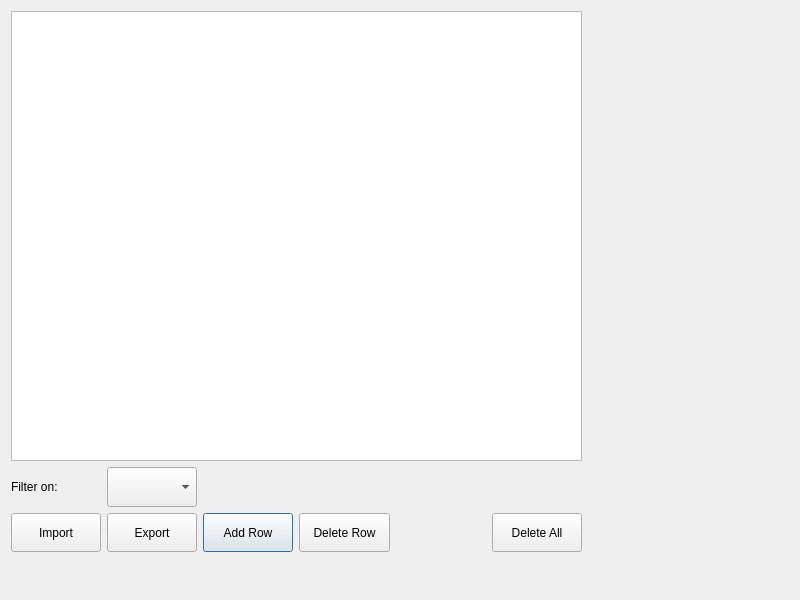
Qt form src/QtTSAbands.ui (g4ixt/QtTinySA) before a commit.
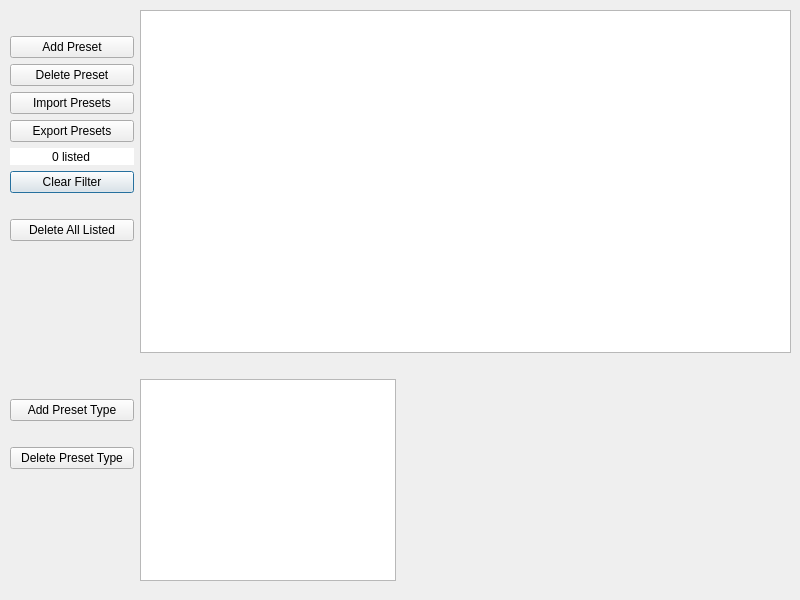
The same form after that commit.

What changed in the file:
```diff
--- a/src/QtTSAbands.ui
+++ b/src/QtTSAbands.ui
@@ -16,28 +16,42 @@
   <widget class="QWidget" name="layoutWidget">
    <property name="geometry">
     <rect>
-     <x>11</x>
-     <y>11</y>
-     <width>571</width>
-     <height>581</height>
+     <x>10</x>
+     <y>10</y>
+     <width>781</width>
+     <height>571</height>
     </rect>
    </property>
    <layout class="QGridLayout" name="gridLayout">
-    <item row="4" column="3">
-     <spacer name="verticalSpacer">
+    <item row="7" column="0">
+     <widget class="QPushButton" name="clearFilter">
+      <property name="text">
+       <string>Clear Filter</string>
+      </property>
+     </widget>
+    </item>
+    <item row="8" column="0">
+     <widget class="QLabel" name="label_4">
+      <property name="text">
+       <string/>
+      </property>
+     </widget>
+    </item>
+    <item row="12" column="0">
+     <spacer name="horizontalSpacer_5">
       <property name="orientation">
-       <enum>Qt::Vertical</enum>
+       <enum>Qt::Horizontal</enum>
       </property>
       <property name="sizeHint" stdset="0">
        <size>
-        <width>20</width>
-        <height>40</height>
+        <width>40</width>
+        <height>20</height>
        </size>
       </property>
      </spacer>
     </item>
-    <item row="0" column="0" rowspan="2" colspan="6">
-     <widget class="QTableView" name="freqBands">
+    <item row="0" column="1" rowspan="12" colspan="6">
+     <widget class="QTableView" name="freqTable">
       <property name="sizePolicy">
        <sizepolicy hsizetype="Expanding" vsizetype="Expanding">
         <horstretch>0</horstretch>
@@ -47,47 +61,141 @@
       <property name="minimumSize">
        <size>
         <width>0</width>
-        <height>450</height>
+        <height>300</height>
        </size>
       </property>
      </widget>
     </item>
-    <item row="3" column="2">
-     <widget class="QPushButton" name="addRow">
+    <item row="15" column="0">
+     <widget class="QLabel" name="label_3">
+      <property name="text">
+       <string/>
+      </property>
+     </widget>
+    </item>
+    <item row="14" column="0">
+     <widget class="QPushButton" name="addPsType">
       <property name="enabled">
        <bool>true</bool>
       </property>
       <property name="sizePolicy">
-       <sizepolicy hsizetype="Expanding" vsizetype="Expanding">
+       <sizepolicy hsizetype="Minimum" vsizetype="Minimum">
         <horstretch>0</horstretch>
         <verstretch>0</verstretch>
        </sizepolicy>
       </property>
       <property name="text">
-       <string>Add Row</string>
+       <string>Add Preset Type</string>
       </property>
      </widget>
     </item>
-    <item row="3" column="3">
-     <widget class="QPushButton" name="deleteRow">
+    <item row="6" column="0">
+     <widget class="QSpinBox" name="psCount">
+      <property name="frame">
+       <bool>false</bool>
+      </property>
+      <property name="alignment">
+       <set>Qt::AlignCenter</set>
+      </property>
+      <property name="readOnly">
+       <bool>true</bool>
+      </property>
+      <property name="buttonSymbols">
+       <enum>QAbstractSpinBox::NoButtons</enum>
+      </property>
+      <property name="suffix">
+       <string> listed</string>
+      </property>
+      <property name="maximum">
+       <number>9999</number>
+      </property>
+     </widget>
+    </item>
+    <item row="3" column="0">
+     <widget class="QPushButton" name="deletePs">
       <property name="enabled">
        <bool>true</bool>
       </property>
       <property name="sizePolicy">
-       <sizepolicy hsizetype="Expanding" vsizetype="Expanding">
+       <sizepolicy hsizetype="Minimum" vsizetype="Minimum">
         <horstretch>0</horstretch>
         <verstretch>0</verstretch>
        </sizepolicy>
       </property>
       <property name="text">
-       <string>Delete Row</string>
+       <string>Delete Preset</string>
       </property>
      </widget>
     </item>
-    <item row="3" column="5">
+    <item row="12" column="4">
+     <spacer name="horizontalSpacer_2">
+      <property name="orientation">
+       <enum>Qt::Horizontal</enum>
+      </property>
+      <property name="sizeHint" stdset="0">
+       <size>
+        <width>40</width>
+        <height>20</height>
+       </size>
+      </property>
+     </spacer>
+    </item>
+    <item row="17" column="0">
+     <spacer name="verticalSpacer_3">
+      <property name="orientation">
+       <enum>Qt::Vertical</enum>
+      </property>
+      <property name="sizeHint" stdset="0">
+       <size>
+        <width>20</width>
+        <height>40</height>
+       </size>
+      </property>
+     </spacer>
+    </item>
+    <item row="10" column="0">
+     <spacer name="verticalSpacer_4">
+      <property name="orientation">
+       <enum>Qt::Vertical</enum>
+      </property>
+      <property name="sizeHint" stdset="0">
+       <size>
+        <width>20</width>
+        <height>40</height>
+       </size>
+      </property>
+     </spacer>
+    </item>
+    <item row="16" column="0">
+     <widget class="QPushButton" name="deletePsType">
+      <property name="enabled">
+       <bool>true</bool>
+      </property>
+      <property name="sizePolicy">
+       <sizepolicy hsizetype="Minimum" vsizetype="Minimum">
+        <horstretch>0</horstretch>
+        <verstretch>0</verstretch>
+       </sizepolicy>
+      </property>
+      <property name="text">
+       <string>Delete Preset Type</string>
+      </property>
+     </widget>
+    </item>
+    <item row="13" column="1" rowspan="5" colspan="2">
+     <widget class="QTableView" name="typeTable"/>
+    </item>
+    <item row="13" column="0">
+     <widget class="QLabel" name="label_2">
+      <property name="text">
+       <string/>
+      </property>
+     </widget>
+    </item>
+    <item row="9" column="0">
      <widget class="QPushButton" name="deleteAll">
       <property name="sizePolicy">
-       <sizepolicy hsizetype="Expanding" vsizetype="Expanding">
+       <sizepolicy hsizetype="Minimum" vsizetype="Minimum">
         <horstretch>0</horstretch>
         <verstretch>0</verstretch>
        </sizepolicy>
@@ -96,53 +204,27 @@
        <string>Delete all rows</string>
       </property>
       <property name="text">
-       <string>Delete All</string>
+       <string>Delete All Listed</string>
       </property>
      </widget>
     </item>
-    <item row="2" column="0">
-     <widget class="QLabel" name="label_12">
-      <property name="sizePolicy">
-       <sizepolicy hsizetype="Expanding" vsizetype="Expanding">
-        <horstretch>0</horstretch>
-        <verstretch>0</verstretch>
-       </sizepolicy>
-      </property>
-      <property name="text">
-       <string>Filter on:</string>
-      </property>
-     </widget>
-    </item>
-    <item row="2" column="1">
-     <widget class="QComboBox" name="filterBox">
-      <property name="sizePolicy">
-       <sizepolicy hsizetype="Expanding" vsizetype="Expanding">
-        <horstretch>0</horstretch>
-        <verstretch>0</verstretch>
-       </sizepolicy>
-      </property>
-      <property name="editable">
-       <bool>false</bool>
-      </property>
-     </widget>
-    </item>
-    <item row="3" column="1">
-     <widget class="QPushButton" name="exportButton">
+    <item row="5" column="0">
+     <widget class="QPushButton" name="exportPs">
       <property name="enabled">
        <bool>true</bool>
       </property>
       <property name="sizePolicy">
-       <sizepolicy hsizetype="Expanding" vsizetype="Expanding">
+       <sizepolicy hsizetype="Minimum" vsizetype="Minimum">
         <horstretch>0</horstretch>
         <verstretch>0</verstretch>
        </sizepolicy>
       </property>
       <property name="text">
-       <string>Export</string>
+       <string>Export Presets</string>
       </property>
      </widget>
     </item>
-    <item row="3" column="4">
+    <item row="12" column="2">
      <spacer name="horizontalSpacer">
       <property name="orientation">
        <enum>Qt::Horizontal</enum>
@@ -155,22 +237,71 @@
       </property>
      </spacer>
     </item>
-    <item row="3" column="0">
-     <widget class="QPushButton" name="importButton">
+    <item row="12" column="5">
+     <spacer name="horizontalSpacer_3">
+      <property name="orientation">
+       <enum>Qt::Horizontal</enum>
+      </property>
+      <property name="sizeHint" stdset="0">
+       <size>
+        <width>40</width>
+        <height>20</height>
+       </size>
+      </property>
+     </spacer>
+    </item>
+    <item row="4" column="0">
+     <widget class="QPushButton" name="importPs">
       <property name="enabled">
        <bool>true</bool>
       </property>
       <property name="sizePolicy">
-       <sizepolicy hsizetype="Expanding" vsizetype="Expanding">
+       <sizepolicy hsizetype="Minimum" vsizetype="Minimum">
         <horstretch>0</horstretch>
         <verstretch>0</verstretch>
        </sizepolicy>
       </property>
       <property name="text">
-       <string>Import</string>
+       <string>Import Presets</string>
       </property>
      </widget>
     </item>
+    <item row="2" column="0">
+     <widget class="QPushButton" name="addPs">
+      <property name="enabled">
+       <bool>true</bool>
+      </property>
+      <property name="sizePolicy">
+       <sizepolicy hsizetype="Minimum" vsizetype="Minimum">
+        <horstretch>0</horstretch>
+        <verstretch>0</verstretch>
+       </sizepolicy>
+      </property>
+      <property name="text">
+       <string>Add Preset</string>
+      </property>
+     </widget>
+    </item>
+    <item row="1" column="0">
+     <widget class="QLabel" name="label">
+      <property name="text">
+       <string/>
+      </property>
+     </widget>
+    </item>
+    <item row="12" column="3">
+     <spacer name="horizontalSpacer_4">
+      <property name="orientation">
+       <enum>Qt::Horizontal</enum>
+      </property>
+      <property name="sizeHint" stdset="0">
+       <size>
+        <width>40</width>
+        <height>20</height>
+       </size>
+      </property>
+     </spacer>
+    </item>
    </layout>
   </widget>
  </widget>
```
Left out of the diff: 2 changed lines with no effect on the pictures.
